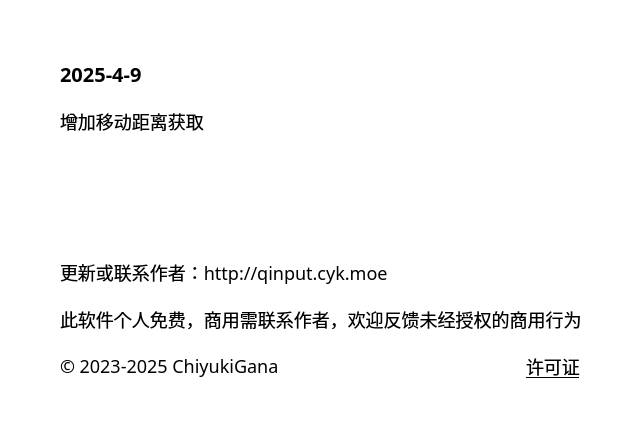
Old version of the form source/ui/AboutUi.ui in the repository ChiyukiGana/Quickinput.
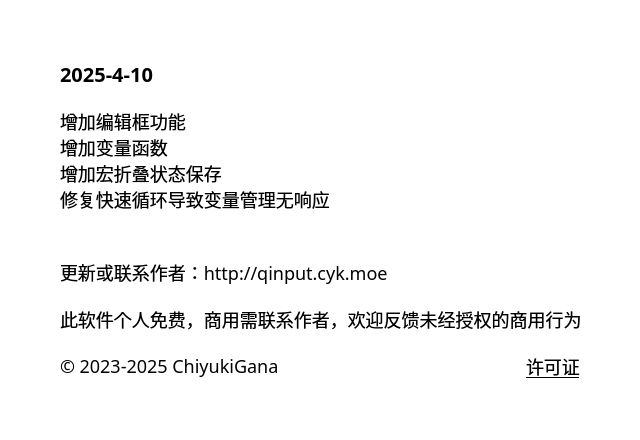
New version of the form.

What changed in the file:
```diff
--- a/source/ui/AboutUi.ui
+++ b/source/ui/AboutUi.ui
@@ -91,7 +91,7 @@
          <string notr="true">font-size:20px</string>
         </property>
         <property name="text">
-         <string>2025-4-9</string>
+         <string>2025-4-10</string>
         </property>
         <property name="textFormat">
          <enum>Qt::PlainText</enum>
@@ -107,7 +107,10 @@
          </sizepolicy>
         </property>
         <property name="text">
-         <string>增加移动距离获取</string>
+         <string>增加编辑框功能
+增加变量函数
+增加宏折叠状态保存
+修复快速循环导致变量管理无响应</string>
         </property>
         <property name="textFormat">
          <enum>Qt::PlainText</enum>
```
